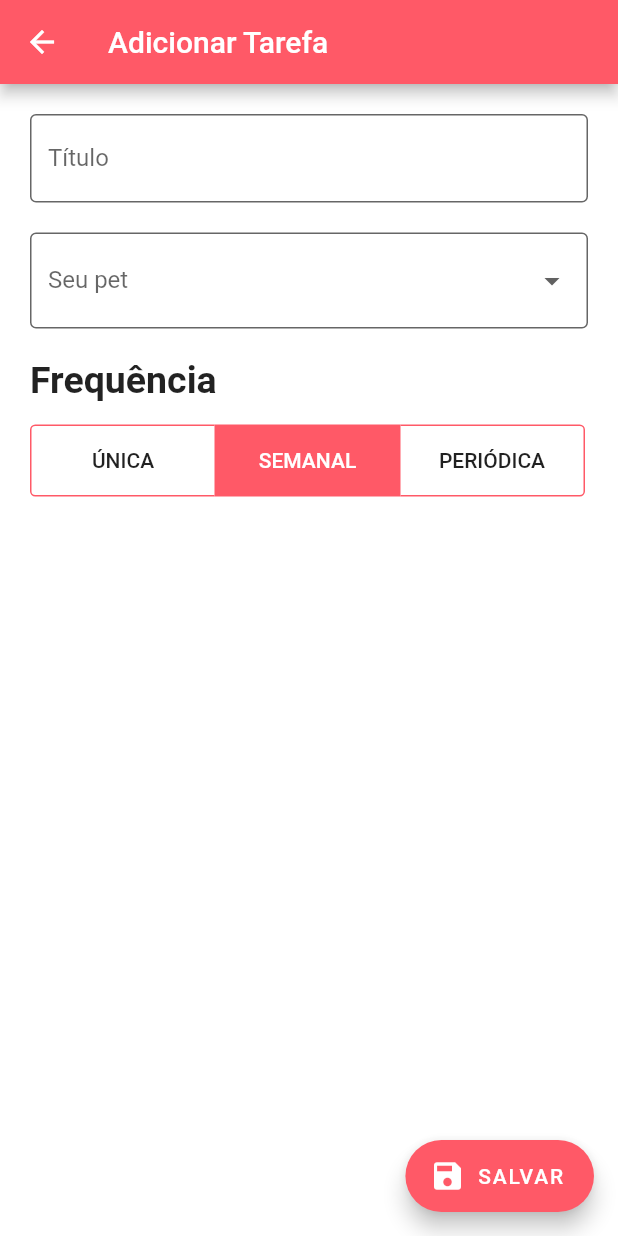
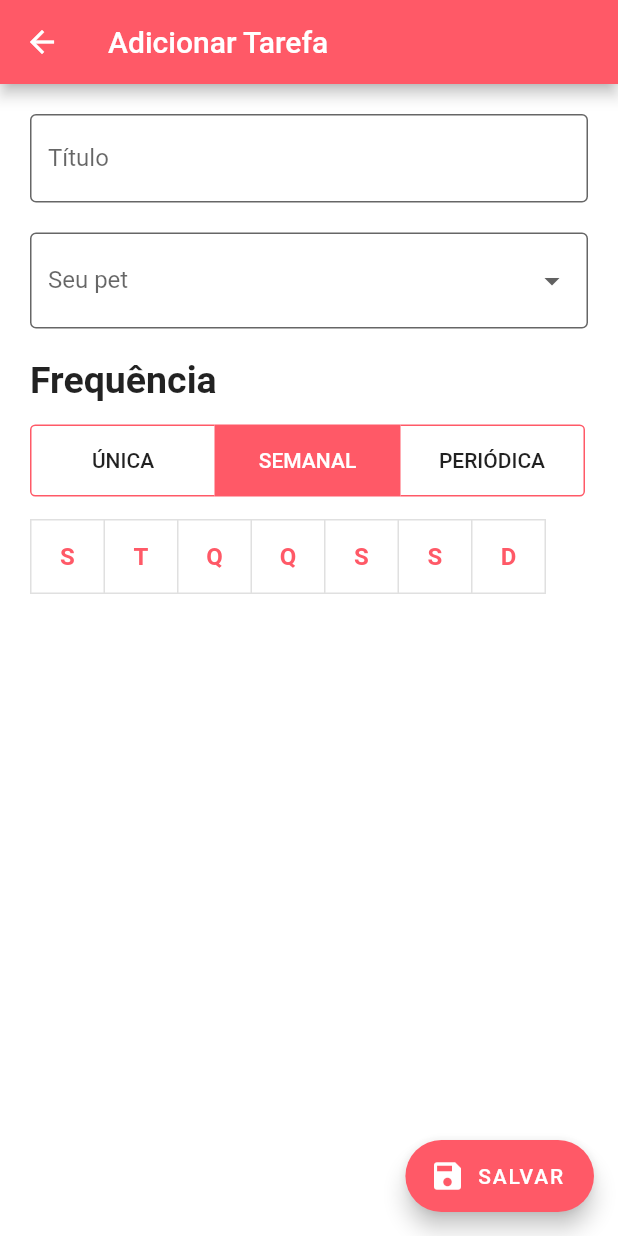
Before and after one commit to VitorEstevam/app-pets, a Flutter app: the PageAddTask screen opened directly, after a tap on "SEMANAL", on a phone screen of 412 x 824 dp. Run offline on Flutter 3.47's test engine with Material 2 defaults, Android fonts, the phone set to English and light mode, and no system bars; our stand-ins replace flutter_mobx, google_fonts, intro_slider, mobx, table_calendar; missing offline and left inert: dart:ffi, onboarding; generated files the repository leaves out were written again.

Commit message:
insert task weekly

```diff
--- a/lib/pages/page_home/subpages/page_add_task/widgets/period_selector.dart
+++ b/lib/pages/page_home/subpages/page_add_task/widgets/period_selector.dart
@@ -1,6 +1,8 @@
 import 'package:app_pets/classes/tasks/task.dart';
 import 'package:app_pets/classes/tasks/task_unique.dart';
+import 'package:app_pets/classes/tasks/task_weekly.dart';
 import 'package:app_pets/pages/page_home/subpages/page_add_task/widgets/date_picker.dart';
+import 'package:app_pets/pages/page_home/subpages/page_add_task/widgets/week_picker.dart';
 import 'package:flutter/cupertino.dart';
 import 'package:flutter/material.dart';
 
@@ -20,8 +22,15 @@ class _PeriodSelectorState extends State<PeriodSelector> {
   var isSelected = [true, false, false];
 
   void submitTaskUnique(DateTime dt) {
+    // ignore: prefer_function_declarations_over_variables
     var _factory = (String a, dynamic b) => TaskUnique(a, b);
     widget.onPeriodSubmit(_factory, dt);
+  }
+
+    void submitTaskWeekly(List<int> wk) {
+    // ignore: prefer_function_declarations_over_variables
+    var _factory = (String a, dynamic b) => TaskWeekly(a, b);
+    widget.onPeriodSubmit(_factory, wk);
   }
 
   Widget getBody() {
@@ -30,7 +39,13 @@ class _PeriodSelectorState extends State<PeriodSelector> {
         callback: (a) => submitTaskUnique(a),
       );
     }
-    if (isSelected[1]) return Container();
+
+    if (isSelected[1]) {
+      return WeekPicker(
+        callback: (a) => submitTaskWeekly(a),
+      );
+    }
+
     if (isSelected[2]) return Container();
     return Container();
   }
--- /dev/null
+++ b/lib/pages/page_home/subpages/page_add_task/widgets/week_picker.dart
@@ -0,0 +1,79 @@
+import 'package:flutter/material.dart';
+import 'package:intl/intl.dart';
+
+class WeekPicker extends StatefulWidget {
+  final void Function(List<int> arr) callback;
+  const WeekPicker({Key? key, required this.callback}) : super(key: key);
+
+  @override
+  State<WeekPicker> createState() => _WeekPickerState();
+}
+
+class _WeekPickerState extends State<WeekPicker> {
+  var isSelected = [false, false, false, false, false, false, false];
+  // days = [1, 2, 3, 4, 5, 6, 7];
+
+  List<int> getWeekDays() {
+    List<int> week = [];
+
+    for (var i = 0; i < 7; i++) {
+      var item = isSelected[i];
+      if (item) {
+        week.add(i + 1);
+      }
+    }
+    return week;
+  }
+
+  void handleInput(int index) {
+    setState(() {
+      isSelected[index] = !isSelected[index];
+    });
+
+    widget.callback(getWeekDays());
+  }
+
+  var textstyle = const TextStyle(
+    fontWeight: FontWeight.bold,
+    fontSize: 16,
+  );
+  @override
+  Widget build(BuildContext context) {
+    return ToggleButtons(
+      children: <Widget>[
+        Text(
+          "S",
+          style: textstyle,
+        ),
+        Text(
+          "T",
+          style: textstyle,
+        ),
+        Text(
+          "Q",
+          style: textstyle,
+        ),
+        Text(
+          "Q",
+          style: textstyle,
+        ),
+        Text(
+          "S",
+          style: textstyle,
+        ),
+        Text(
+          "S",
+          style: textstyle,
+        ),
+        Text(
+          "D",
+          style: textstyle,
+        ),
+      ],
+      color: Theme.of(context).primaryColor,
+      selectedColor: Theme.of(context).primaryColor,
+      isSelected: isSelected,
+      onPressed: (i) => handleInput(i),
+    );
+  }
+}
```
